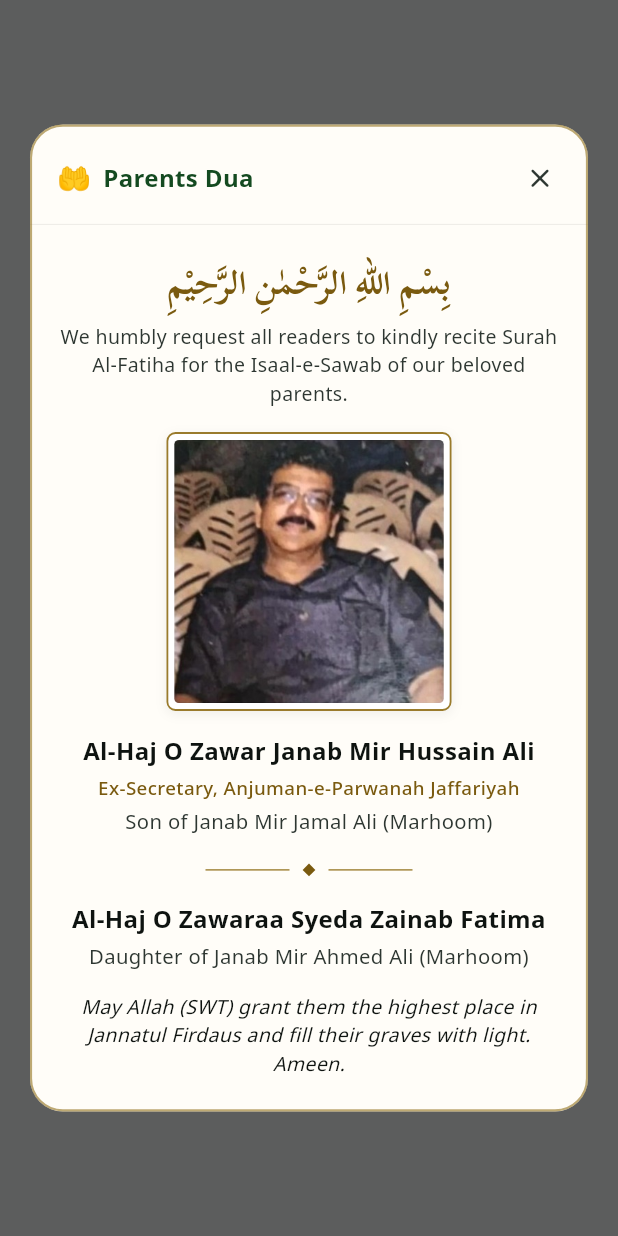
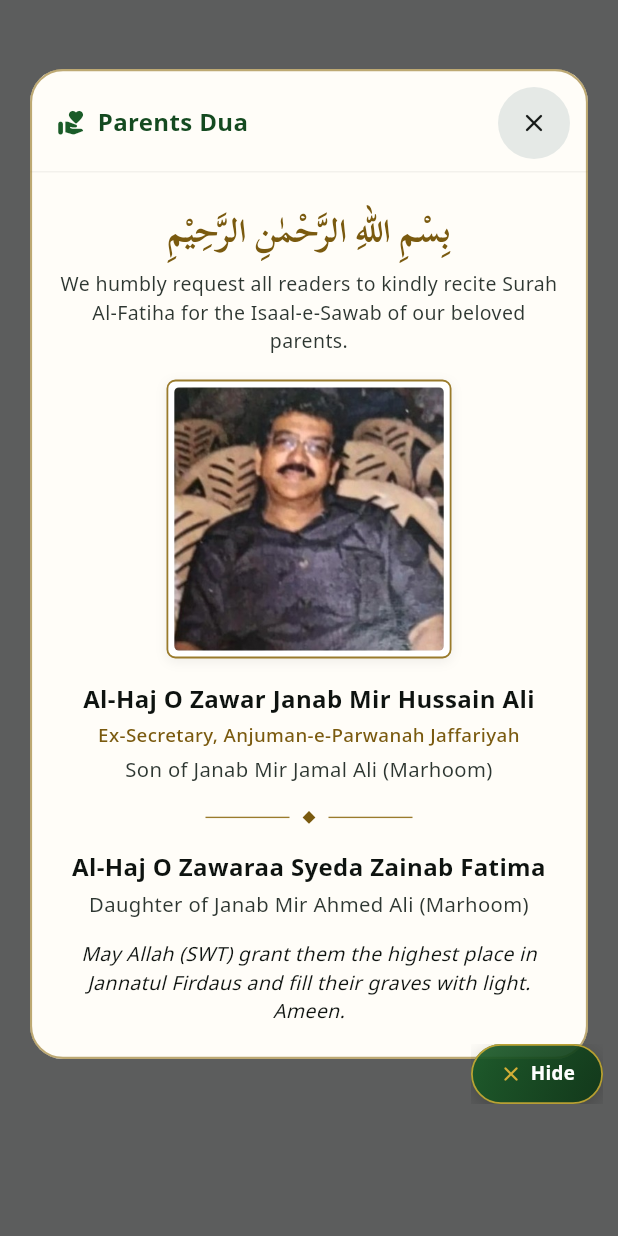
Before and after one commit to Abobker85/ChiraagEAzaa, a Flutter app: the screen it shows after launch, after a tap on "Dua", on a phone screen of 412 x 824 dp. Run offline on Flutter 3.47's test engine with Material 3 defaults, Android fonts, the phone set to English and light mode, and no system bars; our stand-ins replace firebase_core, firebase_messaging, flutter_html, flutter_local_notifications, sqflite, sqflite_common_ffi_web; accounts and stored records are empty.

Commit message:
feat(ui): toggle Parents Dua popup on bubble tap and make top close button high-contrast in light mode (v1.1.0+14)

```diff
--- a/lib/widgets/parents_dua_bubble.dart
+++ b/lib/widgets/parents_dua_bubble.dart
@@ -21,13 +21,25 @@ class _ParentsDuaBubbleState extends State<ParentsDuaBubble> {
   // Position from top-left once dragged; null uses default bottom-right anchor.
   Offset? _offset;
   bool _dialogOpen = false;
+  BuildContext? _dialogContext;
 
   static const double _bubbleWidth = 88;
   static const double _bubbleHeight = 40;
 
-  Future<void> _openParentsDua() async {
+  Future<void> _toggleParentsDua() async {
+    if (_dialogOpen) {
+      HapticFeedback.lightImpact();
+      final ctx = _dialogContext;
+      if (ctx != null && ctx.mounted) {
+        Navigator.of(ctx).pop();
+      } else {
+        widget.navigatorKey.currentState?.maybePop();
+      }
+      return;
+    }
+
     final navContext = widget.navigatorKey.currentContext;
-    if (navContext == null || _dialogOpen) return;
+    if (navContext == null) return;
 
     HapticFeedback.lightImpact();
     setState(() => _dialogOpen = true);
@@ -37,6 +49,7 @@ class _ParentsDuaBubbleState extends State<ParentsDuaBubble> {
         barrierDismissible: true,
         barrierColor: Colors.black.withValues(alpha: 0.62),
         builder: (ctx) {
+          _dialogContext = ctx;
           final colors = AppColors.of(ctx);
           final isDark = Theme.of(ctx).brightness == Brightness.dark;
           final surfaceColor = isDark ? const Color(0xFF181E1A) : const Color(0xFFFFFDF8);
@@ -48,7 +61,7 @@ class _ParentsDuaBubbleState extends State<ParentsDuaBubble> {
             backgroundColor: surfaceColor,
             surfaceTintColor: Colors.transparent,
             elevation: 16,
-            insetPadding: const EdgeInsets.symmetric(horizontal: 20, vertical: 28),
+            insetPadding: const EdgeInsets.fromLTRB(20, 28, 20, 100),
             shape: RoundedRectangleBorder(
               borderRadius: BorderRadius.circular(22),
               side: BorderSide(color: borderColor, width: 1.4),
@@ -59,10 +72,14 @@ class _ParentsDuaBubbleState extends State<ParentsDuaBubble> {
                 mainAxisSize: MainAxisSize.min,
                 children: [
                   Padding(
-                    padding: const EdgeInsets.fromLTRB(18, 12, 8, 6),
+                    padding: const EdgeInsets.fromLTRB(18, 12, 12, 8),
                     child: Row(
                       children: [
-                        const Text('🤲', style: TextStyle(fontSize: 18)),
+                        Icon(
+                          Icons.volunteer_activism_rounded,
+                          size: 19,
+                          color: isDark ? AppTheme.gold : const Color(0xFF1A5C28),
+                        ),
                         const SizedBox(width: 8),
                         Expanded(
                           child: Text(
@@ -74,14 +91,22 @@ class _ParentsDuaBubbleState extends State<ParentsDuaBubble> {
                             ),
                           ),
                         ),
-                        IconButton(
-                          tooltip: 'Close',
-                          icon: Icon(
-                            Icons.close_rounded,
-                            size: 21,
-                            color: isDark ? Colors.white70 : const Color(0xFF2D3631),
+                        Material(
+                          color: isDark
+                              ? Colors.white.withValues(alpha: 0.14)
+                              : const Color(0xFFE5E9E6),
+                          shape: const CircleBorder(),
+                          child: IconButton(
+                            tooltip: 'Close',
+                            constraints: const BoxConstraints.tightFor(width: 34, height: 34),
+                            padding: EdgeInsets.zero,
+                            icon: Icon(
+                              Icons.close_rounded,
+                              size: 20,
+                              color: isDark ? Colors.white : const Color(0xFF141816),
+                            ),
+                            onPressed: () => Navigator.of(ctx).pop(),
                           ),
-                          onPressed: () => Navigator.of(ctx).pop(),
                         ),
                       ],
                     ),
@@ -99,6 +124,7 @@ class _ParentsDuaBubbleState extends State<ParentsDuaBubble> {
         },
       );
     } finally {
+      _dialogContext = null;
       if (mounted) {
         setState(() => _dialogOpen = false);
       }
@@ -107,8 +133,6 @@ class _ParentsDuaBubbleState extends State<ParentsDuaBubble> {
 
   @override
   Widget build(BuildContext context) {
-    if (_dialogOpen) return const SizedBox.shrink();
-
     final media = MediaQuery.of(context);
     final size = media.size;
     final padding = media.padding;
@@ -156,7 +180,7 @@ class _ParentsDuaBubbleState extends State<ParentsDuaBubble> {
             child: InkWell(
               key: const Key('parents_dua_bubble'),
               borderRadius: BorderRadius.circular(24),
-              onTap: _openParentsDua,
+              onTap: _toggleParentsDua,
               child: Ink(
                 width: _bubbleWidth,
                 height: _bubbleHeight,
@@ -182,18 +206,20 @@ class _ParentsDuaBubbleState extends State<ParentsDuaBubble> {
                     ),
                   ],
                 ),
-                child: const Row(
+                child: Row(
                   mainAxisAlignment: MainAxisAlignment.center,
                   children: [
                     Icon(
-                      Icons.volunteer_activism_rounded,
+                      _dialogOpen
+                          ? Icons.close_rounded
+                          : Icons.volunteer_activism_rounded,
                       size: 16,
                       color: AppTheme.gold,
                     ),
-                    SizedBox(width: 5),
+                    const SizedBox(width: 5),
                     Text(
-                      'Dua',
-                      style: TextStyle(
+                      _dialogOpen ? 'Hide' : 'Dua',
+                      style: const TextStyle(
                         color: Colors.white,
                         fontSize: 12.5,
                         fontWeight: FontWeight.w700,
--- a/pubspec.yaml
+++ b/pubspec.yaml
@@ -1,7 +1,7 @@
 name: chiraag_e_azaa
 description: 5,128 Nouhay, Marsias, Duas, Manqabat & more
 publish_to: 'none'
-version: 1.1.0+13
+version: 1.1.0+14
 
 environment:
   sdk: '>=3.0.0 <4.0.0'
```
Also changed, not shown: 1 other file.
